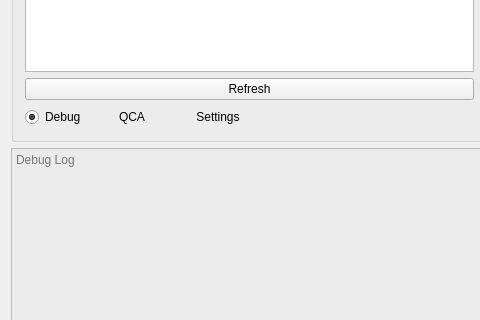
This is kdeconnect-win/kdeconnect-qt/mainwindow.ui in gnome71/winconnect as Qt 5 draws it before an edit; both pictures show x 0 to 480 and y 215 to 535 of the 982 by 717 pixel window. The edited form follows.
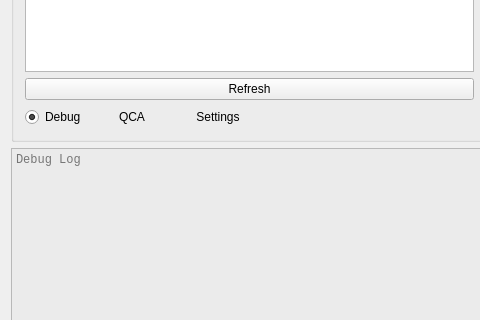
This is the edited form. Icons and pictures are not drawn.

```diff
--- a/kdeconnect-win/kdeconnect-qt/mainwindow.ui
+++ b/kdeconnect-win/kdeconnect-qt/mainwindow.ui
@@ -228,6 +228,11 @@
             </disabled>
            </palette>
           </property>
+          <property name="font">
+           <font>
+            <family>Lucida Console</family>
+           </font>
+          </property>
           <property name="acceptDrops">
            <bool>false</bool>
           </property>
```
Left out of the diff: 2 changed lines with no effect on the pictures.
